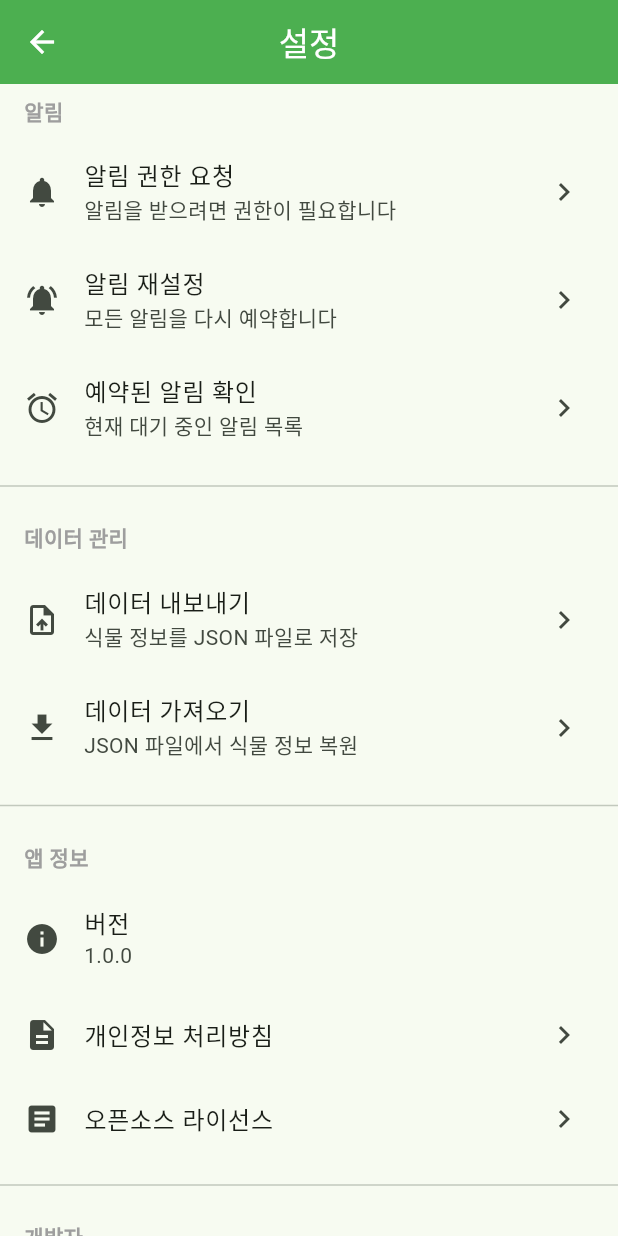
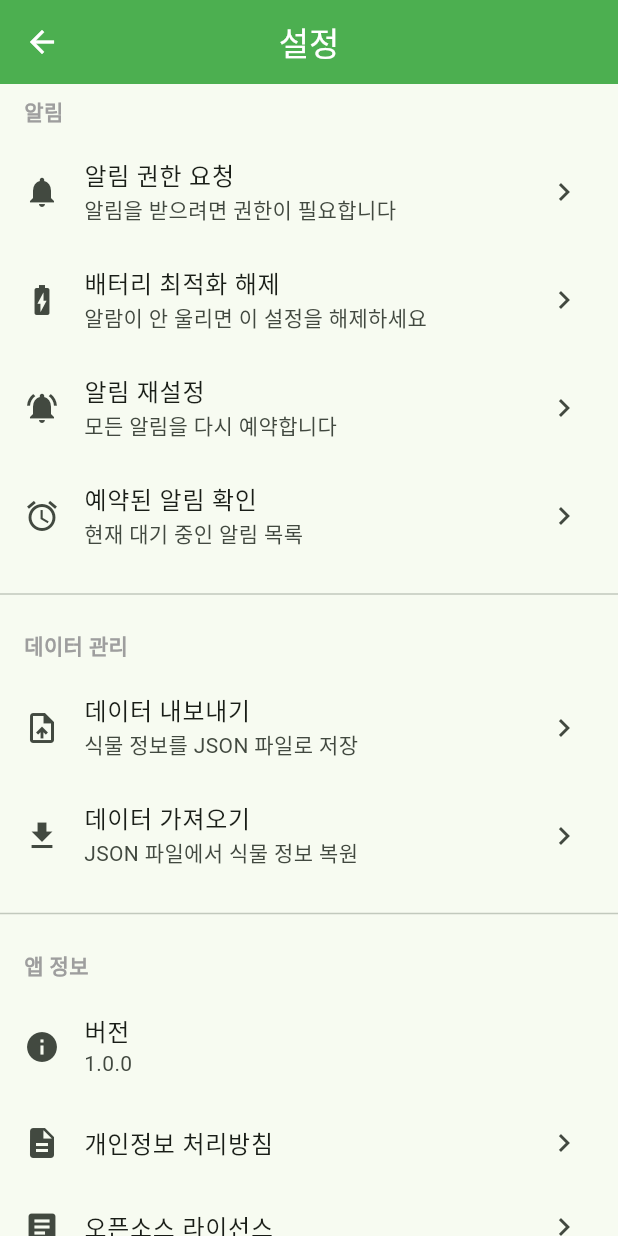
Before and after one commit to ambrosia0715/plant-water-buddy-lite, a Flutter app: the screen it shows after launch, after a tap on the "settings" icon, on a phone screen of 412 x 824 dp. Run offline on Flutter 3.47's test engine with Material 3 defaults, Android fonts, the phone set to English and light mode, and no system bars; our stand-ins replace flutter_local_notifications, flutter_riverpod, google_mobile_ads, hive, hive_flutter, image_picker and 2 more; accounts and stored records are empty; network calls fail.

Commit message:
Add battery optimization guide and improve notification reliability

```diff
--- a/lib/app/settings_page.dart
+++ b/lib/app/settings_page.dart
@@ -41,6 +41,36 @@ class _SettingsPageState extends ConsumerState<SettingsPage> {
                       const SnackBar(content: Text('알림 권한을 확인했습니다')),
                     );
                   }
+                },
+              ),
+              ListTile(
+                leading: const Icon(Icons.battery_charging_full),
+                title: const Text('배터리 최적화 해제'),
+                subtitle: const Text('알람이 안 울리면 이 설정을 해제하세요'),
+                trailing: const Icon(Icons.chevron_right),
+                onTap: () {
+                  showDialog(
+                    context: context,
+                    builder: (context) => AlertDialog(
+                      title: const Text('배터리 최적화 해제'),
+                      content: const Text(
+                        '알람이 정확한 시간에 울리지 않는다면:\n\n'
+                        '1. 설정 > 앱 > 물주기 알림_lite\n'
+                        '2. 배터리 > 제한 없음 선택\n'
+                        '3. 백그라운드 사용 > 허용\n\n'
+                        '제조사별 추가 설정:\n'
+                        '• 삼성: 절전 모드에서 앱 제외\n'
+                        '• 샤오미: 자동 시작 허용\n'
+                        '• 화웨이: 보호된 앱에 추가',
+                      ),
+                      actions: [
+                        TextButton(
+                          onPressed: () => Navigator.pop(context),
+                          child: const Text('확인'),
+                        ),
+                      ],
+                    ),
+                  );
                 },
               ),
               ListTile(
--- a/lib/core/notify/notification_service.dart
+++ b/lib/core/notify/notification_service.dart
@@ -55,9 +55,11 @@ class NotificationService {
       'water_ch',
       'Plant Water',
       description: '식물 물주기 알림',
-      importance: Importance.high,
+      importance: Importance.max,
       playSound: true,
       enableVibration: true,
+      enableLights: true,
+      showBadge: true,
     );
 
     await _notifications
@@ -106,6 +108,21 @@ class NotificationService {
     return iosResult ?? true;
   }
 
+  // 배터리 최적화 예외 요청 (Android)
+  Future<void> requestBatteryOptimizationExemption() async {
+    final androidImpl = _notifications
+        .resolvePlatformSpecificImplementation<
+            AndroidFlutterLocalNotificationsPlugin>();
+
+    if (androidImpl != null) {
+      // Android 시스템 설정으로 이동하여 배터리 최적화 해제
+      // 사용자가 수동으로 설정해야 함
+      print('배터리 최적화 예외 요청: 시스템 설정에서 수동 설정 필요');
+      // Note: flutter_local_notifications는 직접 배터리 최적화 요청 API가 없음
+      // 사용자에게 안내 메시지 표시 필요
+    }
+  }
+
   // 특정 식물 알림 예약
   Future<void> scheduleFor(Plant plant) async {
     if (!plant.isActive) {
@@ -138,13 +155,18 @@ class NotificationService {
       'water_ch',
       'Plant Water',
       channelDescription: '식물 물주기 알림',
-      importance: Importance.high,
-      priority: Priority.high,
+      importance: Importance.max,
+      priority: Priority.max,
       icon: '@mipmap/ic_launcher',
       playSound: true,
       enableVibration: true,
       enableLights: true,
       fullScreenIntent: true,
+      category: AndroidNotificationCategory.alarm,
+      visibility: NotificationVisibility.public,
+      autoCancel: false,
+      ongoing: false,
+      channelShowBadge: true,
     );
 
     const iosDetails = DarwinNotificationDetails(
```
Also changed, not shown: 2 other files.
